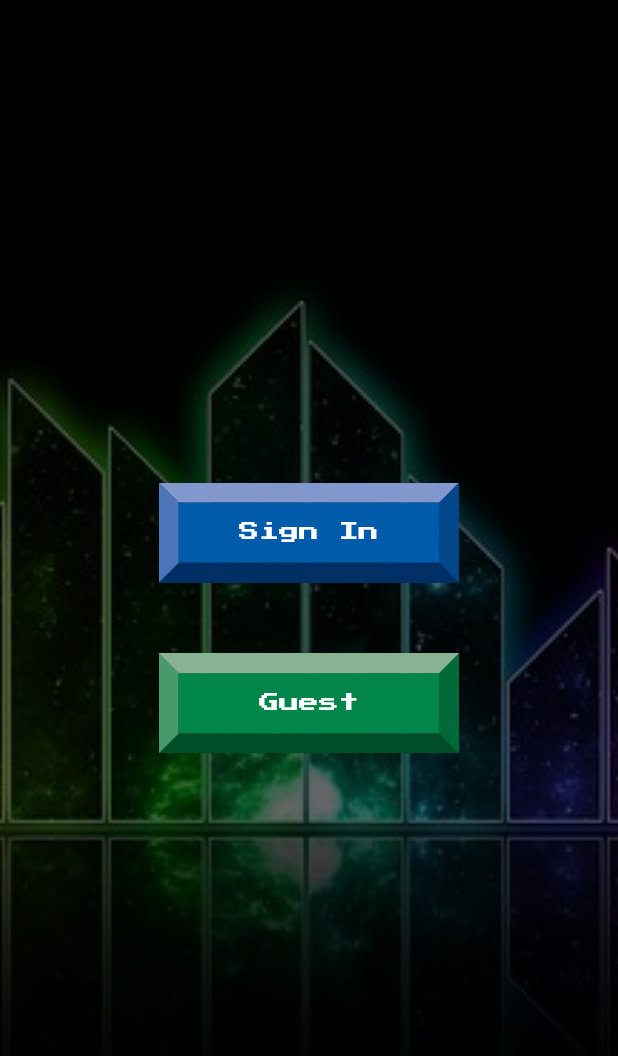
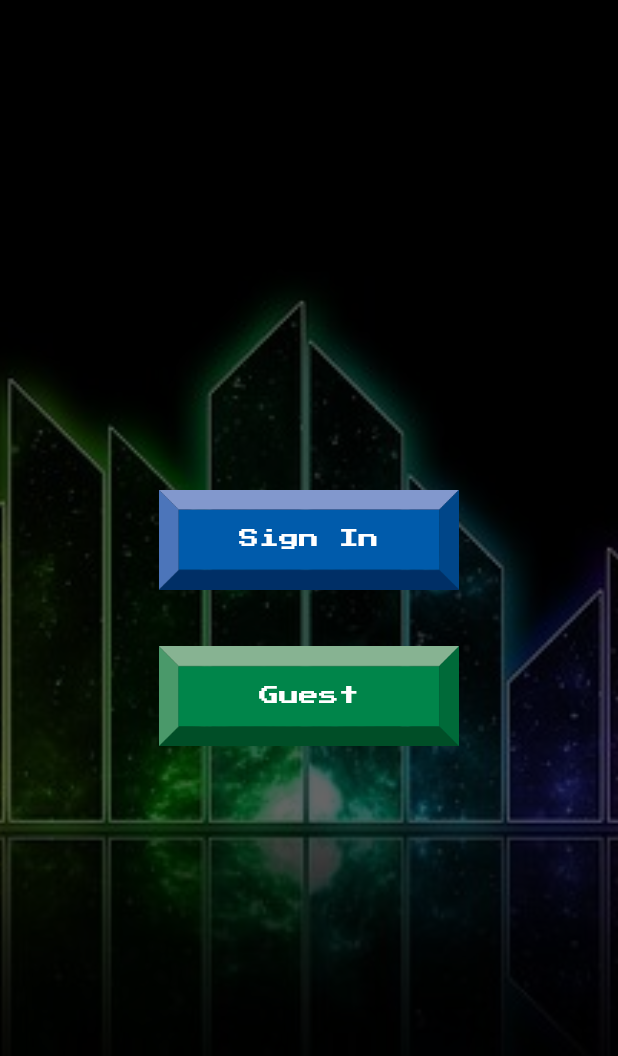
Before and after one commit to hngx-org/Team-newton-breakout, a Flutter app: the AuthScreen screen opened by its route, on a phone screen of 412 x 824 dp. Shown: the top 1056 px of the screen. Run offline on Flutter 3.47's test engine with Material 2 defaults, Android fonts, the phone set to English and light mode, and no system bars; our stand-ins replace flutter_screenutil, google_fonts, shared_preferences; missing offline and left inert: flame, flame_audio, flame_splash_screen; accounts and stored records are empty; statements that could not run were skipped.

Commit message:
made changes

```diff
--- a/lib/screens/auth.dart
+++ b/lib/screens/auth.dart
@@ -55,7 +55,7 @@ class _AuthScreenState extends State<AuthScreen> {
                 ], // Set a custom text color
               ),
               SizedBox(
-                height: 20.h,
+                height: 10.h,
               ), // Add spacing between buttons
               Stack(
                 alignment: Alignment.center,
```
